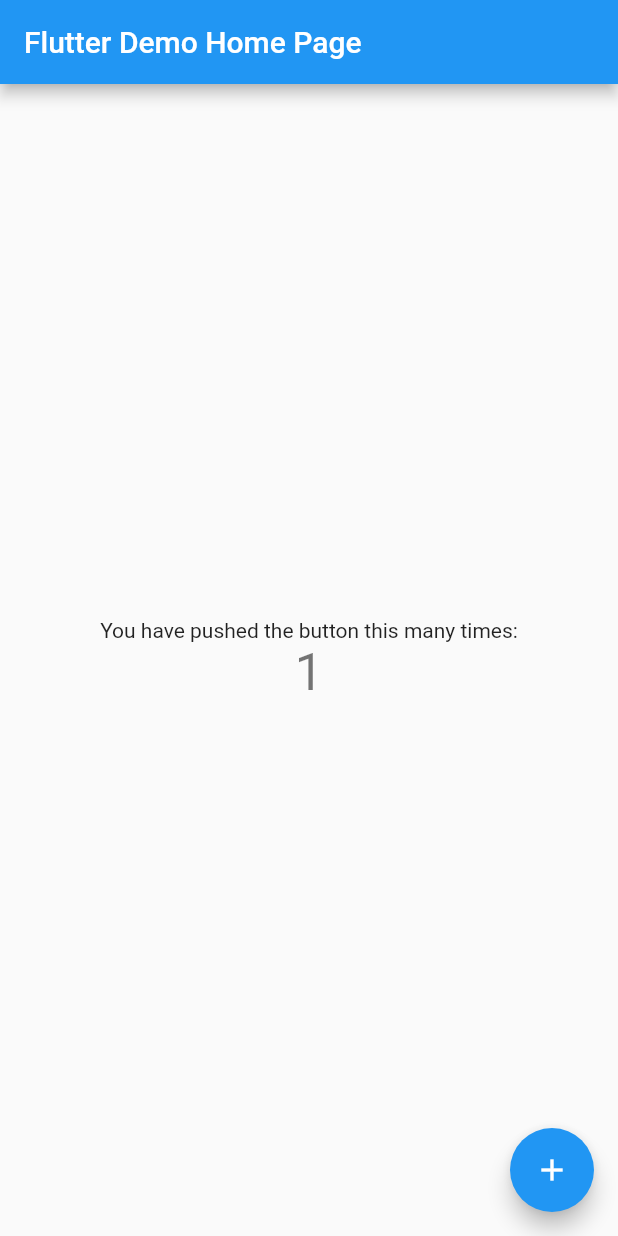
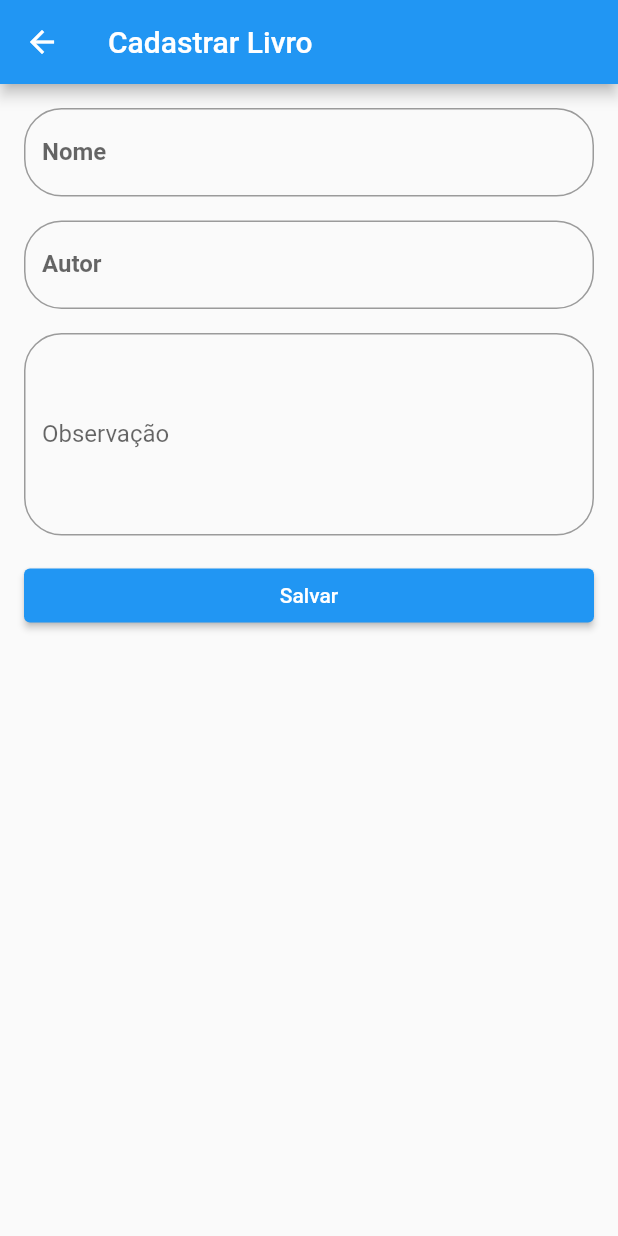
Before and after one commit to Bifi92/flutter_catalogo_livros, a Flutter app: the screen it shows after launch, after a tap on the "add" icon, on a phone screen of 412 x 824 dp. Run offline on Flutter 3.47's test engine with Material 2 defaults, Android fonts, the phone set to English and light mode, and no system bars; our stand-ins replace cloud_firestore, firebase_core; accounts and stored records are empty.

Commit message:
Inclusao do crud de livros

```diff
--- /dev/null
+++ b/lib/app.dart
@@ -0,0 +1,20 @@
+import 'package:catalogo_livros/rotas/rota.dart';
+import 'package:catalogo_livros/utils/constantes.dart';
+import 'package:flutter/material.dart';
+
+class MyApp extends StatelessWidget {
+  const MyApp({super.key});
+
+  @override
+  Widget build(BuildContext context) {
+    return MaterialApp(
+      debugShowCheckedModeBanner: false,
+      title: L_CATALOGO_DE_LIVROS,
+      theme: ThemeData(
+        primarySwatch: Colors.blue,
+      ),
+      initialRoute: R_DASHBOARD,
+      routes: rotas,
+    );
+  }
+}
--- /dev/null
+++ b/lib/dao/livro.dart
@@ -0,0 +1,49 @@
+import 'package:catalogo_livros/models/livro.dart';
+import 'package:catalogo_livros/utils/constantes.dart';
+import 'package:cloud_firestore/cloud_firestore.dart';
+
+final FirebaseFirestore _firestore = FirebaseFirestore.instance;
+
+Stream<QuerySnapshot<Map<String, dynamic>>> getLivros() {
+  return _firestore
+      .collection(C_LIVRO)
+      .orderBy(C_LIVRO_NOME, descending: false)
+      .snapshots();
+}
+
+Future<void> salvarLivro(LivroModel livro) async {
+  final livroId = _firestore.collection(C_LIVRO).doc().id;
+
+  if (livro.id != L_VAZIO) {
+    _firestore
+        .collection(C_LIVRO)
+        .where(C_LIVRO_ID, isEqualTo: livro.id)
+        .get()
+        .then((QuerySnapshot<Map<String, dynamic>> snapshot) async {
+      if (snapshot.docs.isEmpty) return;
+      for (DocumentSnapshot<Map<String, dynamic>> doc in snapshot.docs) {
+        await doc.reference.update(livro.toDoc());
+      }
+    });
+  } else {
+    _firestore.collection(C_LIVRO).add({
+      C_LIVRO_ID: livroId,
+      C_LIVRO_NOME: livro.nome,
+      C_LIVRO_AUTOR: livro.autor,
+      C_LIVRO_OBSERVACAO: livro.observacao,
+    });
+  }
+}
+
+void deletarLivro(String idLivro) {
+  _firestore
+      .collection(C_LIVRO)
+      .where(C_LIVRO_ID, isEqualTo: idLivro)
+      .get()
+      .then((QuerySnapshot<Map<String, dynamic>> snapshot) async {
+    if (snapshot.docs.isEmpty) return;
+    for (DocumentSnapshot<Map<String, dynamic>> doc in snapshot.docs) {
+      await doc.reference.delete();
+    }
+  });
+}
--- a/lib/main.dart
+++ b/lib/main.dart
@@ -1,115 +1,28 @@
+import 'package:catalogo_livros/app.dart';
+import 'package:catalogo_livros/firebase_options.dart';
+import 'package:firebase_core/firebase_core.dart';
+import 'package:flutter/foundation.dart';
 import 'package:flutter/material.dart';
 
-void main() {
+void main() async {
+  WidgetsFlutterBinding.ensureInitialized();
+
+  if (!kIsWeb) {
+    await Firebase.initializeApp(
+      options: DefaultFirebaseOptions.currentPlatform,
+    );
+  } else {
+    await Firebase.initializeApp(
+      options: const FirebaseOptions(
+        apiKey: "AIzaSyBgVADIqA12iYIb6PZgtu0IttmgQn3BOjM",
+        authDomain: "catalogo-de-livros-d8b7e.firebaseapp.com",
+        projectId: "catalogo-de-livros-d8b7e",
+        storageBucket: "catalogo-de-livros-d8b7e.appspot.com",
+        messagingSenderId: "1012426017187",
+        appId: "1:1012426017187:web:8ab3628453c460d76ab216",
+        measurementId: "G-W0RV45YW6J",
+      ),
+    );
+  }
   runApp(const MyApp());
 }
-
-class MyApp extends StatelessWidget {
-  const MyApp({super.key});
-
-  // This widget is the root of your application.
-  @override
-  Widget build(BuildContext context) {
-    return MaterialApp(
-      title: 'Flutter Demo',
-      theme: ThemeData(
-        // This is the theme of your application.
-        //
-        // Try running your application with "flutter run". You'll see the
-        // application has a blue toolbar. Then, without quitting the app, try
-        // changing the primarySwatch below to Colors.green and then invoke
-        // "hot reload" (press "r" in the console where you ran "flutter run",
-        // or simply save your changes to "hot reload" in a Flutter IDE).
-        // Notice that the counter didn't reset back to zero; the application
-        // is not restarted.
-        primarySwatch: Colors.blue,
-      ),
-      home: const MyHomePage(title: 'Flutter Demo Home Page'),
-    );
-  }
-}
-
-class MyHomePage extends StatefulWidget {
-  const MyHomePage({super.key, required this.title});
-
-  // This widget is the home page of your application. It is stateful, meaning
-  // that it has a State object (defined below) that contains fields that affect
-  // how it looks.
-
-  // This class is the configuration for the state. It holds the values (in this
-  // case the title) provided by the parent (in this case the App widget) and
-  // used by the build method of the State. Fields in a Widget subclass are
-  // always marked "final".
-
-  final String title;
-
-  @override
-  State<MyHomePage> createState() => _MyHomePageState();
-}
-
-class _MyHomePageState extends State<MyHomePage> {
-  int _counter = 0;
-
-  void _incrementCounter() {
-    setState(() {
-      // This call to setState tells the Flutter framework that something has
-      // changed in this State, which causes it to rerun the build method below
-      // so that the display can reflect the updated values. If we changed
-      // _counter without calling setState(), then the build method would not be
-      // called again, and so nothing would appear to happen.
-      _counter++;
-    });
-  }
-
-  @override
-  Widget build(BuildContext context) {
-    // This method is rerun every time setState is called, for instance as done
-    // by the _incrementCounter method above.
-    //
-    // The Flutter framework has been optimized to make rerunning build methods
-    // fast, so that you can just rebuild anything that needs updating rather
-    // than having to individually change instances of widgets.
-    return Scaffold(
-      appBar: AppBar(
-        // Here we take the value from the MyHomePage object that was created by
-        // the App.build method, and use it to set our appbar title.
-        title: Text(widget.title),
-      ),
-      body: Center(
-        // Center is a layout widget. It takes a single child and positions it
-        // in the middle of the parent.
-        child: Column(
-          // Column is also a layout widget. It takes a list of children and
-          // arranges them vertically. By default, it sizes itself to fit its
-          // children horizontally, and tries to be as tall as its parent.
-          //
-          // Invoke "debug painting" (press "p" in the console, choose the
-          // "Toggle Debug Paint" action from the Flutter Inspector in Android
-          // Studio, or the "Toggle Debug Paint" command in Visual Studio Code)
-          // to see the wireframe for each widget.
-          //
-          // Column has various properties to control how it sizes itself and
-          // how it positions its children. Here we use mainAxisAlignment to
-          // center the children vertically; the main axis here is the vertical
-          // axis because Columns are vertical (the cross axis would be
-          // horizontal).
-          mainAxisAlignment: MainAxisAlignment.center,
-          children: <Widget>[
-            const Text(
-              'You have pushed the button this many times:',
-            ),
-            Text(
-              '$_counter',
-              style: Theme.of(context).textTheme.headline4,
-            ),
-          ],
-        ),
-      ),
-      floatingActionButton: FloatingActionButton(
-        onPressed: _incrementCounter,
-        tooltip: 'Increment',
-        child: const Icon(Icons.add),
-      ), // This trailing comma makes auto-formatting nicer for build methods.
-    );
-  }
-}
--- /dev/null
+++ b/lib/models/livro.dart
@@ -0,0 +1,51 @@
+import 'package:catalogo_livros/utils/constantes.dart';
+import 'package:cloud_firestore/cloud_firestore.dart';
+
+class LivroModel {
+  late String id;
+  late String nome;
+  late String autor;
+  late String observacao;
+
+  LivroModel({
+    required this.id,
+    required this.nome,
+    required this.autor,
+    required this.observacao,
+  });
+
+  static mapToObjectList(
+      List<QueryDocumentSnapshot<Map<String, dynamic>>> docs) {
+    List<LivroModel> response = [];
+
+    for (QueryDocumentSnapshot<Map<String, dynamic>> doc in docs) {
+      response.add(
+        LivroModel(
+          id: doc[C_LIVRO_ID],
+          nome: doc[C_LIVRO_NOME],
+          autor: doc[C_LIVRO_AUTOR],
+          observacao: doc[C_LIVRO_OBSERVACAO],
+        ),
+      );
+    }
+    return response;
+  }
+
+  static mapToObject(QueryDocumentSnapshot<Map<String, dynamic>> doc) {
+    return LivroModel(
+      id: doc[C_LIVRO_ID],
+      nome: doc[C_LIVRO_NOME],
+      autor: doc[C_LIVRO_AUTOR],
+      observacao: doc[C_LIVRO_OBSERVACAO],
+    );
+  }
+
+  Map<String, dynamic> toDoc() {
+    return {
+      C_LIVRO_ID: id,
+      C_LIVRO_NOME: nome,
+      C_LIVRO_AUTOR: autor,
+      C_LIVRO_OBSERVACAO: observacao,
+    };
+  }
+}
--- /dev/null
+++ b/lib/rotas/rota.dart
@@ -0,0 +1,11 @@
+import 'package:catalogo_livros/screens/cadastrar_livro.dart';
+import 'package:catalogo_livros/screens/dashboard.dart';
+import 'package:catalogo_livros/screens/editar_livro.dart';
+import 'package:catalogo_livros/utils/constantes.dart';
+import 'package:flutter/material.dart';
+
+Map<String, WidgetBuilder> rotas = {
+  R_DASHBOARD: (context) => const DashboardScreen(),
+  R_CADASTRAR_LIVRO: (context) => const CadastrarLivroScreen(),
+  R_EDITAR_LIVRO: (context) => const EditarLivroScreen(),
+};
--- /dev/null
+++ b/lib/screens/cadastrar_livro.dart
@@ -0,0 +1,136 @@
+import 'package:catalogo_livros/dao/livro.dart';
+import 'package:catalogo_livros/models/livro.dart';
+import 'package:catalogo_livros/utils/constantes.dart';
+import 'package:flutter/material.dart';
+import 'package:flutter/src/widgets/container.dart';
+import 'package:flutter/src/widgets/framework.dart';
+
+class CadastrarLivroScreen extends StatelessWidget {
+  const CadastrarLivroScreen({super.key});
+
+  static final GlobalKey<FormState> formKey = GlobalKey<FormState>();
+
+  static final TextEditingController nomeTextFormFieldController =
+      TextEditingController();
+
+  static final TextEditingController autorTextFormFieldController =
+      TextEditingController();
+
+  static final TextEditingController observacaoTextFormFieldController =
+      TextEditingController();
+
+  onSalvar(BuildContext context) {
+    formKey.currentState?.validate();
+    salvarLivro(
+      LivroModel(
+        id: L_VAZIO,
+        nome: nomeTextFormFieldController.text,
+        autor: autorTextFormFieldController.text,
+        observacao: observacaoTextFormFieldController.text,
+      ),
+    );
+    Navigator.pop(context);
+  }
+
+  void initData() {
+    nomeTextFormFieldController.text = "";
+    autorTextFormFieldController.text = "";
+    observacaoTextFormFieldController.text = "";
+  }
+
+  @override
+  Widget build(BuildContext context) {
+    initData();
+    return Scaffold(
+      appBar: AppBar(
+        title: const Text(L_CADASTRAR),
+      ),
+      body: Form(
+        key: formKey,
+        child: SingleChildScrollView(
+          child: Padding(
+            padding: const EdgeInsets.all(8.0),
+            child: Column(
+              children: [
+                Padding(
+                  padding: const EdgeInsets.all(8.0),
+                  child: TextFormField(
+                    enabled: true,
+                    controller: nomeTextFormFieldController,
+                    decoration: const InputDecoration(
+                      labelText: L_LIVRO_NOME,
+                      border: OutlineInputBorder(
+                        borderRadius: BorderRadius.all(
+                          Radius.circular(25.0),
+                        ),
+                      ),
+                    ),
+                    style: const TextStyle(fontWeight: FontWeight.bold),
+                    validator: (value) {
+                      if (value!.isEmpty) {
+                        return E_CAMPO_OBRIGATORIO;
+                      }
+                    },
+                  ),
+                ),
+                Padding(
+                  padding: const EdgeInsets.all(8.0),
+                  child: TextFormField(
+                    enabled: true,
+                    controller: autorTextFormFieldController,
+                    decoration: const InputDecoration(
+                      labelText: L_LIVRO_AUTOR,
+                      border: OutlineInputBorder(
+                        borderRadius: BorderRadius.all(
+                          Radius.circular(25.0),
+                        ),
+                      ),
+                    ),
+                    style: const TextStyle(fontWeight: FontWeight.bold),
+                    validator: (value) {
+                      if (value!.isEmpty) {
+                        return E_CAMPO_OBRIGATORIO;
+                      }
+                    },
+                  ),
+                ),
+                Padding(
+                  padding: const EdgeInsets.all(8.0),
+                  child: TextFormField(
+                    enabled: true,
+                    maxLines: null,
+                    minLines: 5,
+                    controller: observacaoTextFormFieldController,
+                    decoration: const InputDecoration(
+                      labelText: L_LIVRO_OBSERVACAO,
+                      border: OutlineInputBorder(
+                        borderRadius: BorderRadius.all(
+                          Radius.circular(25.0),
+                        ),
+                      ),
+                    ),
+                    keyboardType: TextInputType.multiline,
+                  ),
+                ),
+                Row(
+                  children: [
+                    Expanded(
+                      child: Padding(
+                        padding: const EdgeInsets.all(8.0),
+                        child: ElevatedButton(
+                            onPressed: () {
+                              onSalvar(context);
+                            },
+                            child: const Text(L_SALVAR)),
+                      ),
+                    ),
+                  ],
+                )
+              ],
+            ),
+          ),
+        ),
+      ),
+    );
+  }
+}
--- /dev/null
+++ b/lib/screens/dashboard.dart
@@ -0,0 +1,82 @@
+import 'package:catalogo_livros/dao/livro.dart';
+import 'package:catalogo_livros/models/livro.dart';
+import 'package:catalogo_livros/utils/constantes.dart';
+import 'package:cloud_firestore/cloud_firestore.dart';
+import 'package:flutter/material.dart';
+import 'package:flutter/src/widgets/container.dart';
+import 'package:flutter/src/widgets/framework.dart';
+
+class DashboardScreen extends StatelessWidget {
+  const DashboardScreen({super.key});
+
+  @override
+  Widget build(BuildContext context) {
+    return Scaffold(
+      appBar: AppBar(
+        title: const Text(L_CATALOGO_DE_LIVROS),
+      ),
+      body: StreamBuilder<QuerySnapshot<Map<String, dynamic>>>(
+          stream: getLivros(),
+          initialData: null,
+          builder: (context, snapshot) {
+            if (!snapshot.hasData) {
+              return const Center(child: CircularProgressIndicator());
+            } else if (snapshot.data!.docs.isEmpty) {
+              return const Center(
+                child: Text(L_NENHUM_LIVRO_ENCONTRADO),
+              );
+            } else {
+              final List<LivroModel> livros =
+                  LivroModel.mapToObjectList(snapshot.data!.docs);
+
+              return SafeArea(
+                child: ListView.builder(
+                  itemCount: livros.length,
+                  itemBuilder: (context, index) {
+                    return ListTile(
+                      title: Text(livros.elementAt(index).nome),
+                      subtitle: Text(livros.elementAt(index).autor),
+                      leading: SizedBox(
+                        height: 100,
+                        width: 100,
+                        child: ElevatedButton(
+                          onPressed: () {},
+                          child: const Text("Emprestar"),
+                        ),
+                      ),
+                      onTap: () {
+                        Navigator.pushNamed(
+                          context,
+                          R_EDITAR_LIVRO,
+                          arguments: livros.elementAt(index),
+                        );
+                      },
+                    );
+                  },
+                ),
+              );
+            }
+          }),
+      floatingActionButton: FloatingActionButton(
+        onPressed: () {
+          Navigator.pushNamed(
+            context,
+            R_CADASTRAR_LIVRO,
+          );
+        },
+        child: const Icon(Icons.add),
+      ),
+    );
+  }
+}
+
+
+
+          /*return ListView.builder(
+            itemBuilder: (context, index) {
+              return const ListTile(
+                title: Text("titulo"),
+                subtitle: Text("sub titulo"),
+              );
+            },
+          );*/
--- /dev/null
+++ b/lib/utils/constantes.dart
@@ -0,0 +1,28 @@
+// Coleções
+const String C_LIVRO = "livros";
+
+// Campos
+const String C_LIVRO_ID = "id";
+const String C_LIVRO_NOME = "nome";
+const String C_LIVRO_AUTOR = "autor";
+const String C_LIVRO_OBSERVACAO = "observacao";
+
+// Labels
+const String L_VAZIO = "";
+const String L_CATALOGO_DE_LIVROS = 'Catalogo de livros';
+const String L_NENHUM_LIVRO_ENCONTRADO = "Nenhum livro encontrado";
+const String L_CADASTRAR = "Cadastrar Livro";
+const String L_LIVRO_NOME = "Nome";
+const String L_LIVRO_AUTOR = "Autor";
+const String L_LIVRO_OBSERVACAO = "Observação";
+const String L_SALVAR = "Salvar";
+const String L_EDITAR = "Editar Livro";
+const String L_DELETAR = "Deletar";
+
+// Rotas
+const String R_DASHBOARD = "/dashboard";
+const String R_CADASTRAR_LIVRO = "/cadastrar_livro";
+const String R_EDITAR_LIVRO = "/editar_livro";
+
+// Erros
+const String E_CAMPO_OBRIGATORIO = "Campo obrigatório";
--- a/pubspec.yaml
+++ b/pubspec.yaml
@@ -36,6 +36,8 @@
   # The following adds the Cupertino Icons font to your application.
   # Use with the CupertinoIcons class for iOS style icons.
   cupertino_icons: ^1.0.2
+  firebase_core: ^2.4.1
+  cloud_firestore: ^4.3.1
 
 dev_dependencies:
   flutter_test:
```
Also changed, not shown: lib/screens/editar_livro.dart (added, +156 -0 lines), lib/firebase_options.dart (added), pubspec.lock, 9 other files.
